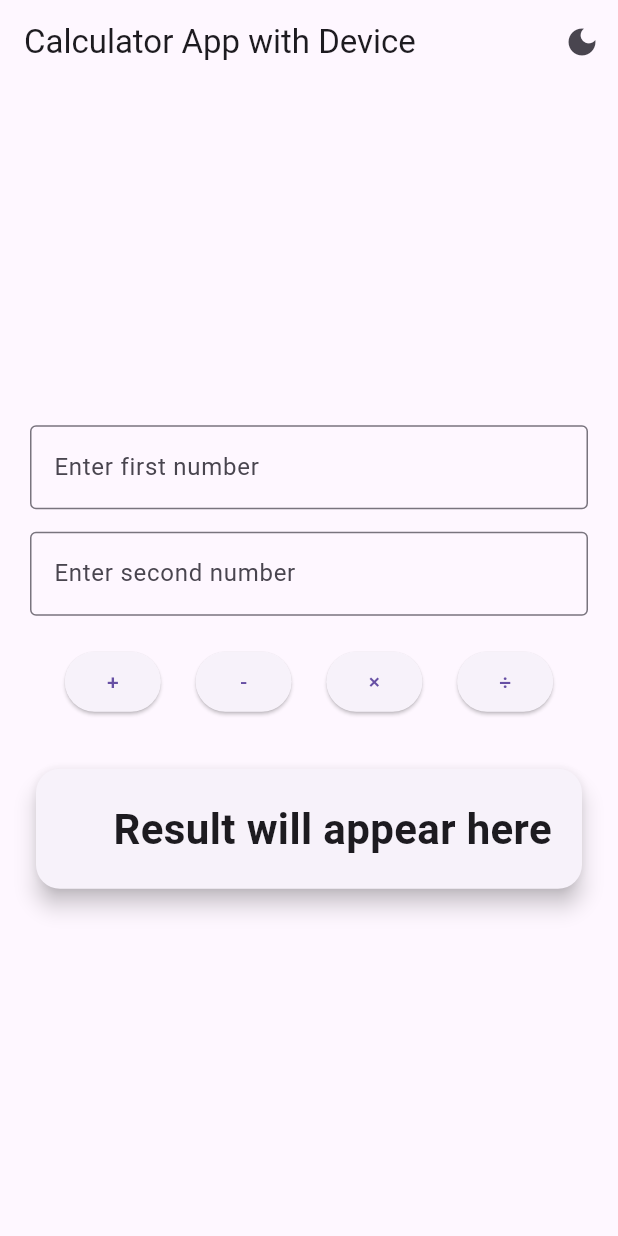
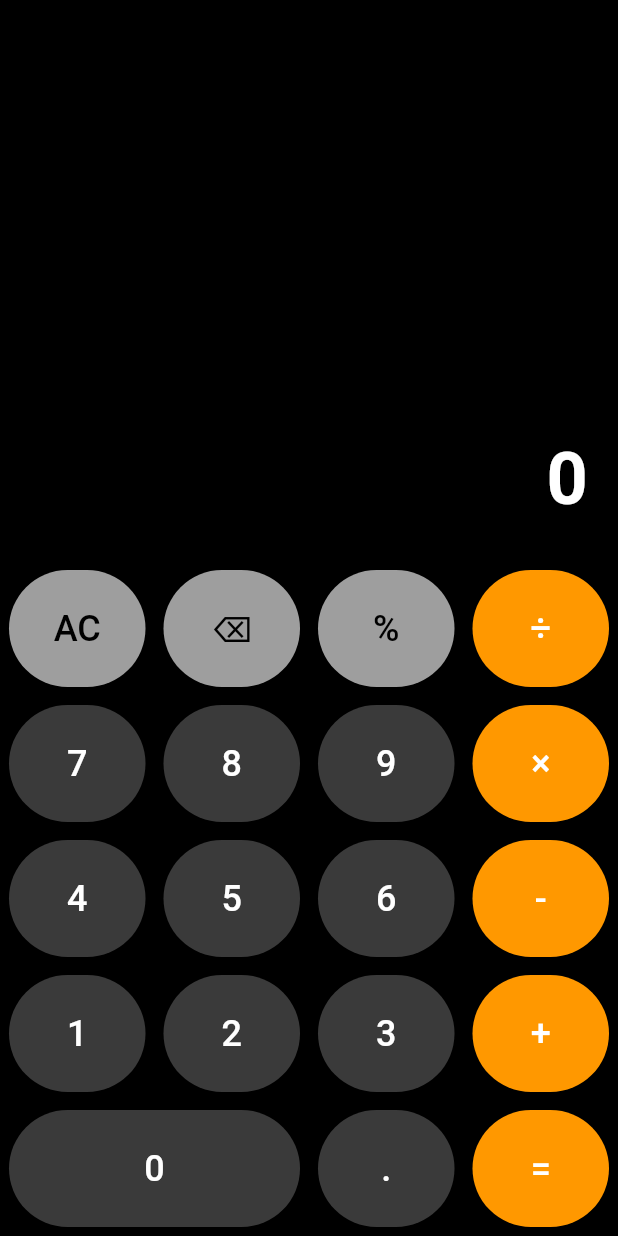
Before and after one commit to Arman170616/Flutter_App_Development, a Flutter app: the screen it shows after launch, on a phone screen of 412 x 824 dp. Run offline on Flutter 3.47's test engine with Material 3 defaults, Android fonts, the phone set to English and light mode, and no system bars; our stand-ins replace math_expressions.

Commit message:
feat: implement iOS-style calculator UI and expression evaluation

```diff
--- a/lib/main.dart
+++ b/lib/main.dart
@@ -1,184 +1,163 @@
 import 'package:flutter/material.dart';
+import 'package:math_expressions/math_expressions.dart';
 
 void main() {
-  runApp(const MyApp());
+  runApp(const CalculatorApp());
 }
 
-/* =========================
-   APP ROOT WITH THEME
-========================= */
-class MyApp extends StatefulWidget {
-  const MyApp({super.key});
-
-  @override
-  State<MyApp> createState() => _MyAppState();
-}
-
-class _MyAppState extends State<MyApp> {
-  bool isDark = false;
+class CalculatorApp extends StatelessWidget {
+  const CalculatorApp({super.key});
 
   @override
   Widget build(BuildContext context) {
-    return MaterialApp(
+    return const MaterialApp(
       debugShowCheckedModeBanner: false,
-      theme: isDark ? ThemeData.dark() : ThemeData.light(),
-      home: Calculator(
-        isDark: isDark,
-        onToggleTheme: () {
-          setState(() {
-            isDark = !isDark;
-          });
-        },
-      ),
+      home: CalculatorScreen(),
     );
   }
 }
 
-/* =========================
-   CALCULATOR PAGE
-========================= */
-class Calculator extends StatefulWidget {
-  final bool isDark;
-  final VoidCallback onToggleTheme;
-
-  const Calculator({
-    super.key,
-    required this.isDark,
-    required this.onToggleTheme,
-  });
+class CalculatorScreen extends StatefulWidget {
+  const CalculatorScreen({super.key});
 
   @override
-  State<Calculator> createState() => _CalculatorState();
+  State<CalculatorScreen> createState() => _CalculatorScreenState();
 }
 
-class _CalculatorState extends State<Calculator> {
-  final TextEditingController num1Controller = TextEditingController();
-  final TextEditingController num2Controller = TextEditingController();
+class _CalculatorScreenState extends State<CalculatorScreen> {
+  String expression = '';
+  String result = '0';
 
-  String result = "";
-
-  void calculate(String operation) {
-    double? a = double.tryParse(num1Controller.text);
-    double? b = double.tryParse(num2Controller.text);
-
-    if (a == null || b == null) {
-      setState(() {
-        result = "Please enter valid numbers";
-      });
-      return;
-    }
-
-    if (operation == "/" && b == 0) {
-      setState(() {
-        result = "Cannot divide by zero";
-      });
-      return;
-    }
-
+  void onTap(String value) {
     setState(() {
-      switch (operation) {
-        case "+":
-          result = "Result: ${a + b}";
-          break;
-        case "-":
-          result = "Result: ${a - b}";
-          break;
-        case "*":
-          result = "Result: ${a * b}";
-          break;
-        case "/":
-          result = "Result: ${a / b}";
-          break;
+      if (value == 'AC') {
+        expression = '';
+        result = '0';
+      } else if (value == '⌫') {
+        if (expression.isNotEmpty) {
+          expression = expression.substring(0, expression.length - 1);
+        }
+      } else if (value == '=') {
+        calculate();
+      } else {
+        expression += value;
       }
     });
+  }
+
+  void calculate() {
+    try {
+      Parser p = Parser();
+      Expression exp = p.parse(
+        expression
+            .replaceAll('×', '*')
+            .replaceAll('÷', '/'),
+      );
+
+      ContextModel cm = ContextModel();
+      double eval = exp.evaluate(EvaluationType.REAL, cm);
+
+      result = eval.toString();
+    } catch (e) {
+      result = 'Error';
+    }
+  }
+
+  Widget btn(String text,
+      {Color bg = const Color(0xFF3A3A3A),
+        Color fg = Colors.white,
+        int flex = 1}) {
+    return Expanded(
+      flex: flex,
+      child: Padding(
+        padding: const EdgeInsets.all(6),
+        child: ElevatedButton(
+          style: ElevatedButton.styleFrom(
+            backgroundColor: bg,
+            shape: RoundedRectangleBorder(
+              borderRadius: BorderRadius.circular(40),
+            ),
+            padding: const EdgeInsets.all(22),
+          ),
+          onPressed: () => onTap(text),
+          child: Text(
+            text,
+            style: TextStyle(fontSize: 24, color: fg),
+          ),
+        ),
+      ),
+    );
   }
 
   @override
   Widget build(BuildContext context) {
     return Scaffold(
-      appBar: AppBar(
-        title: const Text("Calculator App with Device"),
-        actions: [
-          IconButton(
-            icon: Icon(
-              widget.isDark ? Icons.light_mode : Icons.dark_mode,
-            ),
-            onPressed: widget.onToggleTheme,
-          ),
-        ],
-      ),
-      body: Padding(
-        padding: const EdgeInsets.all(20),
+      backgroundColor: Colors.black,
+      body: SafeArea(
         child: Column(
-          mainAxisAlignment: MainAxisAlignment.center,
           children: [
-            // Input 1
-            TextField(
-              controller: num1Controller,
-              keyboardType: TextInputType.number,
-              decoration: const InputDecoration(
-                labelText: "Enter first number",
-                border: OutlineInputBorder(),
+            Expanded(
+              child: Container(
+                padding: const EdgeInsets.all(20),
+                alignment: Alignment.bottomRight,
+                child: Column(
+                  mainAxisAlignment: MainAxisAlignment.end,
+                  crossAxisAlignment: CrossAxisAlignment.end,
+                  children: [
+                    Text(
+                      expression,
+                      style: const TextStyle(
+                        fontSize: 28,
+                        color: Colors.grey,
+                      ),
+                    ),
+                    const SizedBox(height: 10),
+                    Text(
+                      result,
+                      style: const TextStyle(
+                        fontSize: 48,
+                        color: Colors.white,
+                        fontWeight: FontWeight.bold,
+                      ),
+                    ),
+                  ],
+                ),
               ),
             ),
-            const SizedBox(height: 15),
-
-            // Input 2
-            TextField(
-              controller: num2Controller,
-              keyboardType: TextInputType.number,
-              decoration: const InputDecoration(
-                labelText: "Enter second number",
-                border: OutlineInputBorder(),
-              ),
-            ),
-            const SizedBox(height: 20),
 
             // Buttons
-            Row(
-              mainAxisAlignment: MainAxisAlignment.spaceEvenly,
+            Column(
               children: [
-                ElevatedButton(
-                  onPressed: () => calculate("+"),
-                  child: const Text("+"),
-                ),
-                ElevatedButton(
-                  onPressed: () => calculate("-"),
-                  child: const Text("-"),
-                ),
-                ElevatedButton(
-                  onPressed: () => calculate("*"),
-                  child: const Text("×"),
-                ),
-                ElevatedButton(
-                  onPressed: () => calculate("/"),
-                  child: const Text("÷"),
-                ),
+                Row(children: [
+                  btn('AC', bg: Colors.grey, fg: Colors.black),
+                  btn('⌫', bg: Colors.grey, fg: Colors.black),
+                  btn('%', bg: Colors.grey, fg: Colors.black),
+                  btn('÷', bg: Colors.orange),
+                ]),
+                Row(children: [
+                  btn('7'),
+                  btn('8'),
+                  btn('9'),
+                  btn('×', bg: Colors.orange),
+                ]),
+                Row(children: [
+                  btn('4'),
+                  btn('5'),
+                  btn('6'),
+                  btn('-', bg: Colors.orange),
+                ]),
+                Row(children: [
+                  btn('1'),
+                  btn('2'),
+                  btn('3'),
+                  btn('+', bg: Colors.orange),
+                ]),
+                Row(children: [
+                  btn('0', flex: 2),
+                  btn('.'),
+                  btn('=', bg: Colors.orange),
+                ]),
               ],
-            ),
-
-            const SizedBox(height: 30),
-
-            // Result Card
-            Card(
-              elevation: 6,
-              shape: RoundedRectangleBorder(
-                borderRadius: BorderRadius.circular(16),
-              ),
-              child: Container(
-                width: double.infinity,
-                padding: const EdgeInsets.all(20),
-                child: Text(
-                  result.isEmpty
-                      ? "Result will appear here"
-                      : result,
-                  textAlign: TextAlign.right,
-                  style: const TextStyle(
-                    fontSize: 28,
-                    fontWeight: FontWeight.bold,
-                  ),
-                ),
-              ),
             ),
           ],
         ),
--- a/pubspec.yaml
+++ b/pubspec.yaml
@@ -34,6 +34,7 @@ dependencies:
   # The following adds the Cupertino Icons font to your application.
   # Use with the CupertinoIcons class for iOS style icons.
   cupertino_icons: ^1.0.8
+  math_expressions: ^2.5.0
 
 dev_dependencies:
   flutter_test:
```
Also changed, not shown: pubspec.lock.
